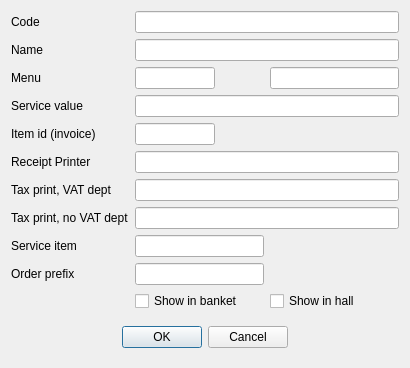
First picture: the form in RowEditor/reresthall.ui, repository End1-1/Resort-2, before the edit.
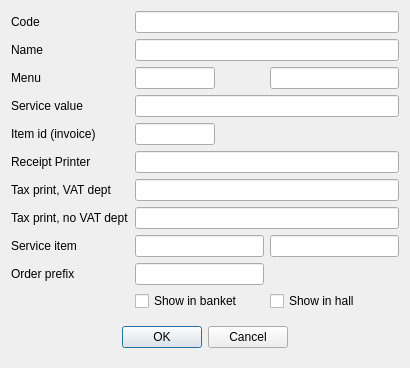
Second picture: the form after the edit. Custom widgets are drawn as their Qt base class.

Commit message: Service release

```diff
--- a/RowEditor/reresthall.ui
+++ b/RowEditor/reresthall.ui
@@ -262,6 +262,13 @@
        </property>
       </widget>
      </item>
+     <item row="8" column="2">
+      <widget class="EQLineEdit" name="leServiceValue">
+       <property name="Field" stdset="0">
+        <string>f_servicevalue</string>
+       </property>
+      </widget>
+     </item>
     </layout>
    </item>
   </layout>
```
The commit also changes 18 other files.
